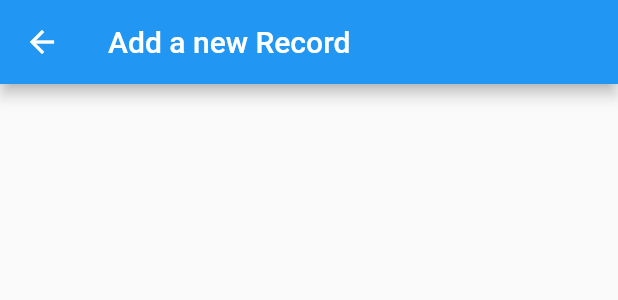
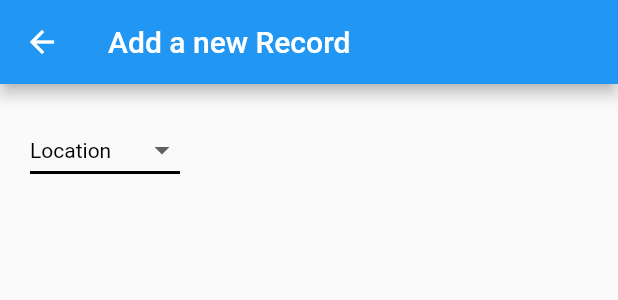
Before and after one commit to akshayMunot30/NGO-System-for-Street-Dogs, a Flutter app: the MainDrawer widget shown alone on an empty page, opened directly, after a tap on "Add New Record", on a phone screen of 412 x 824 dp. Shown: the top 300 px of the screen. Run offline on Flutter 3.47's test engine with Material 2 defaults, Android fonts, the light colour scheme and no system bars; network calls fail.

Commit message:
New screen added

```diff
--- a/client/lib/screens/add_newRecord_page.dart
+++ b/client/lib/screens/add_newRecord_page.dart
@@ -1,12 +1,65 @@
 import 'package:flutter/material.dart';
 
-class AddNewRecord extends StatelessWidget {
+class AddNewRecord extends StatefulWidget {
+  @override
+  _AddNewRecordState createState() => _AddNewRecordState();
+}
+
+class _AddNewRecordState extends State<AddNewRecord> {
+  String dropDownValue = "Location";
+
   @override
   Widget build(BuildContext context) {
     return Scaffold(
-      appBar: AppBar(
-        title: Text('Add a new Record'),
-      ),
-    );
+        appBar: AppBar(
+          title: Text('Add a new Record'),
+        ),
+        body: SingleChildScrollView(
+          child: Container(
+            margin: EdgeInsets.all(10),
+            child: Row(
+              children: [
+                Container(
+                  width: 100,
+                  margin: EdgeInsets.all(10),
+                  child: DropdownButton<String>(
+                    isExpanded: true,
+                    value: dropDownValue,
+                    icon: const Icon(Icons.arrow_drop_down_outlined),
+                    iconSize: 24,
+                    elevation: 16,
+                    style: const TextStyle(color: Colors.black),
+                    underline: Container(
+                      height: 2,
+                      color: Colors.black,
+                    ),
+                    onChanged: (String? newValue) {
+                      setState(() {
+                        dropDownValue = newValue!;
+                      });
+                    },
+                    items: <String>['Location', 'Pune', 'Mumbai', 'Amravati']
+                        .map<DropdownMenuItem<String>>((String value) {
+                      return DropdownMenuItem<String>(
+                        value: value,
+                        child: Text(value),
+                      );
+                    }).toList(),
+                  ),
+                ),
+                Container(
+                  margin: EdgeInsets.symmetric(
+                    horizontal: 24.0,
+                    vertical: 6.0,
+                  ),
+                  decoration: BoxDecoration(
+                    color: Color(0xFFF2F2F2),
+                    borderRadius: BorderRadius.circular(12.0),
+                  ),
+                )
+              ],
+            ),
+          ),
+        ));
   }
 }
--- a/client/lib/screens/send_reminders_page.dart
+++ /dev/null
@@ -1,12 +0,0 @@
-import 'package:flutter/material.dart';
-
-class SendReminders extends StatelessWidget {
-  @override
-  Widget build(BuildContext context) {
-    return Scaffold(
-      appBar: AppBar(
-        title: Text('Send reminders'),
-      ),
-    );
-  }
-}
--- a/client/lib/widgets/main_drawer.dart
+++ b/client/lib/widgets/main_drawer.dart
@@ -1,9 +1,8 @@
 import 'package:flutter/cupertino.dart';
 import 'package:flutter/material.dart';
 import 'package:ngo_system_for_street_dogs/screens/add_newRecord_page.dart';
-import 'package:ngo_system_for_street_dogs/screens/send_reminders_page.dart';
 import 'package:ngo_system_for_street_dogs/screens/signup.dart';
-import 'package:ngo_system_for_street_dogs/screens/today_report_page.dart';
+import 'package:ngo_system_for_street_dogs/screens/record.dart';
 import 'package:ngo_system_for_street_dogs/screens/monthly_reports.dart';
 import '../screens/add_new_locality.dart';
 
@@ -47,28 +46,47 @@ class MainDrawer extends StatelessWidget {
             width: double.infinity,
             padding: EdgeInsets.all(20),
             alignment: Alignment.centerLeft,
-            child: (Text(
+            child: Text(
               'Menu Options',
               style: TextStyle(
                 fontWeight: FontWeight.bold,
                 fontSize: 30,
               ),
-            )),
+            ),
           ),
           SizedBox(
             height: 20,
           ),
-          buildListTile('New Locality', Icons.account_tree_rounded, context,
-              AddNewLocality()),
-          buildListTile('Add a new volunteer', Icons.accessibility_new, context,
-              SignUp()),
           buildListTile(
-              'Check Weekly Reports', Icons.ad_units, context, WeelkyReports()),
-          buildListTile('Check Today\'s Record',
-              Icons.account_balance_wallet_rounded, context, TodayReport()),
+            'New Locality',
+            Icons.account_tree_rounded,
+            context,
+            AddNewLocality(),
+          ),
           buildListTile(
-              'Send Reminders', Icons.access_alarm, context, SendReminders()),
-          buildListTile('Add New Record', Icons.add, context, AddNewRecord()),
+            'Add a new volunteer',
+            Icons.accessibility_new,
+            context,
+            SignUp(),
+          ),
+          buildListTile(
+            'Check Monthly Report',
+            Icons.ad_units,
+            context,
+            WeelkyReports(),
+          ),
+          buildListTile(
+            'Check Today\'s Record',
+            Icons.account_balance_wallet_rounded,
+            context,
+            TodayReport(),
+          ),
+          buildListTile(
+            'Add New Record',
+            Icons.add,
+            context,
+            AddNewRecord(),
+          ),
         ],
       ),
     );
```
Also changed, not shown: client/lib/screens/record.dart (renamed from client/lib/screens/today_report_page.dart).
